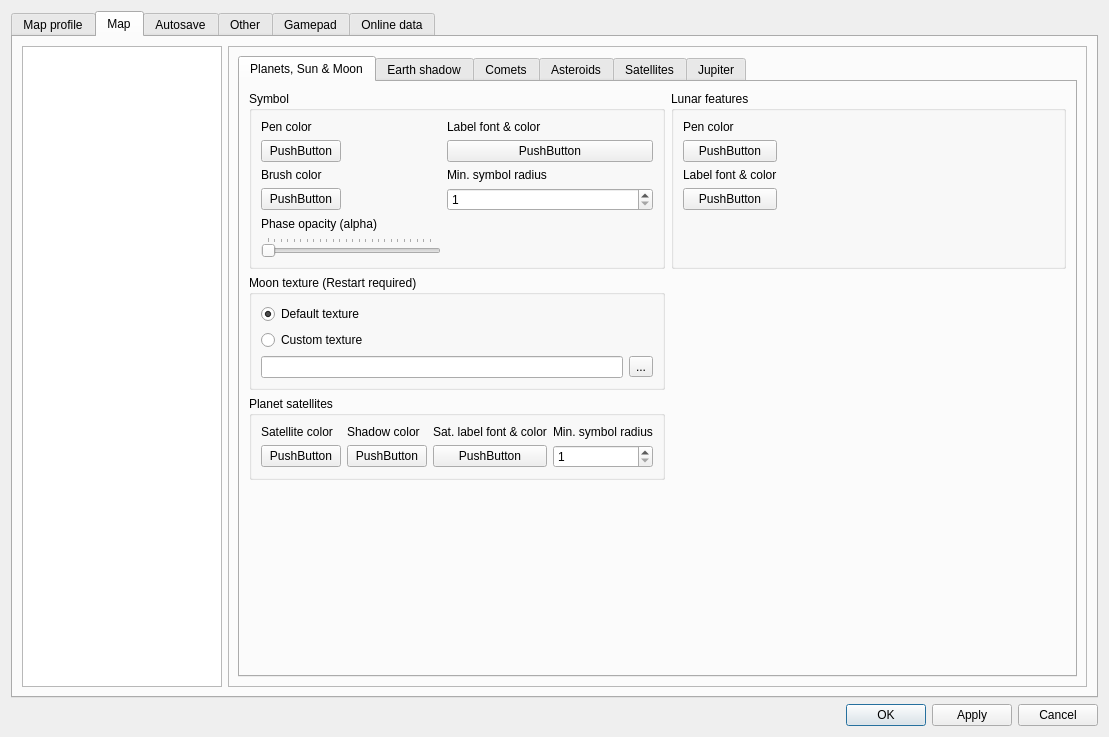
PavelMr/skytechx, file csetting.ui: the form before one commit.
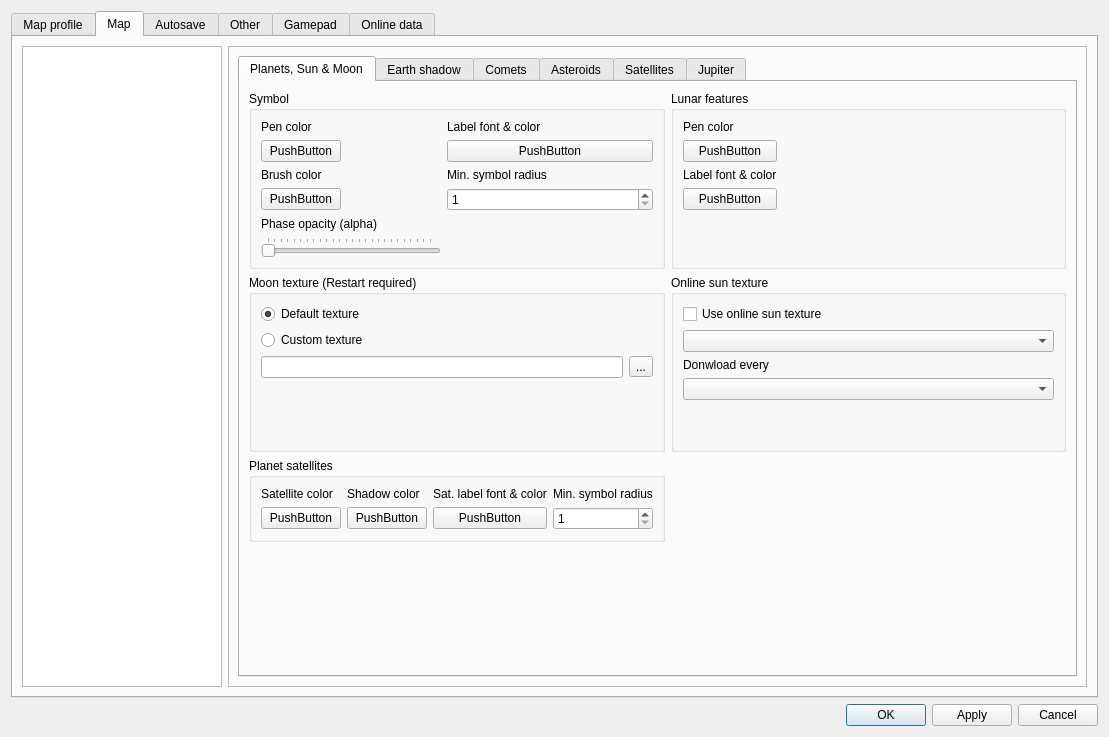
The form after the commit. The open tabs and pages were chosen to show the change. Custom widgets are drawn as their Qt base class.

Commit message: Sun online, planet moons, etc

Patch:
```diff
--- a/csetting.ui
+++ b/csetting.ui
@@ -2238,6 +2238,19 @@
                           </item>
                          </layout>
                         </item>
+                        <item>
+                         <spacer name="verticalSpacer_16">
+                          <property name="orientation">
+                           <enum>Qt::Vertical</enum>
+                          </property>
+                          <property name="sizeHint" stdset="0">
+                           <size>
+                            <width>20</width>
+                            <height>40</height>
+                           </size>
+                          </property>
+                         </spacer>
+                        </item>
                        </layout>
                       </widget>
                      </item>
@@ -2314,6 +2327,52 @@
                      </layout>
                     </widget>
                    </item>
+                   <item row="1" column="1">
+                    <widget class="QGroupBox" name="groupBox_29">
+                     <property name="title">
+                      <string>Online sun texture</string>
+                     </property>
+                     <layout class="QVBoxLayout" name="verticalLayout_99">
+                      <item>
+                       <layout class="QVBoxLayout" name="verticalLayout_98">
+                        <item>
+                         <widget class="QCheckBox" name="cb_useSunOnline">
+                          <property name="text">
+                           <string>Use online sun texture</string>
+                          </property>
+                         </widget>
+                        </item>
+                        <item>
+                         <widget class="QComboBox" name="cb_onlineSunUrl"/>
+                        </item>
+                        <item>
+                         <widget class="QLabel" name="label_113">
+                          <property name="text">
+                           <string>Donwload every</string>
+                          </property>
+                         </widget>
+                        </item>
+                        <item>
+                         <widget class="QComboBox" name="cb_onlineSunPeriod"/>
+                        </item>
+                        <item>
+                         <spacer name="verticalSpacer_15">
+                          <property name="orientation">
+                           <enum>Qt::Vertical</enum>
+                          </property>
+                          <property name="sizeHint" stdset="0">
+                           <size>
+                            <width>20</width>
+                            <height>40</height>
+                           </size>
+                          </property>
+                         </spacer>
+                        </item>
+                       </layout>
+                      </item>
+                     </layout>
+                    </widget>
+                   </item>
                   </layout>
                  </item>
                  <item>
```
Left out of the diff: 4 changed lines with no effect on the pictures. The commit also changes 28 other files.
